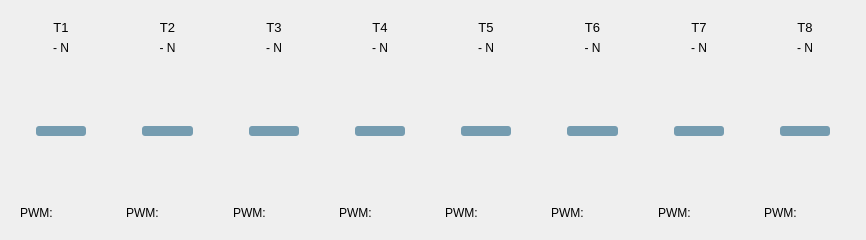
Qt form rqt_thruster_effort/resource/mainwidget.ui (sonia-auv/rqt_sonia_plugins) before a commit.
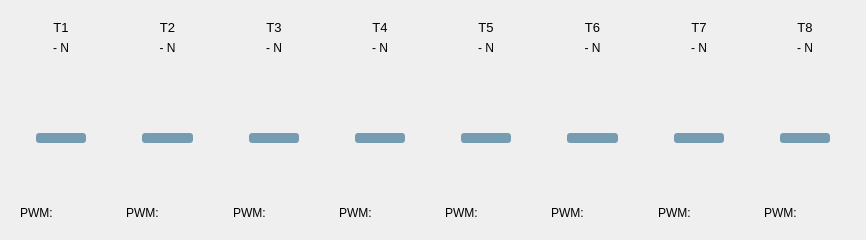
The same form after that commit.

Commit message: Update thruster control sliders thresholds

```diff
--- a/rqt_thruster_effort/resource/mainwidget.ui
+++ b/rqt_thruster_effort/resource/mainwidget.ui
@@ -165,10 +165,10 @@
 }</string>
         </property>
         <property name="minimum">
-         <number>-100</number>
+         <number>-40</number>
         </property>
         <property name="maximum">
-         <number>100</number>
+         <number>50</number>
         </property>
         <property name="value">
          <number>0</number>
@@ -254,10 +254,10 @@
 }</string>
         </property>
         <property name="minimum">
-         <number>-100</number>
+         <number>-40</number>
         </property>
         <property name="maximum">
-         <number>100</number>
+         <number>50</number>
         </property>
         <property name="value">
          <number>0</number>
@@ -343,10 +343,10 @@
 }</string>
         </property>
         <property name="minimum">
-         <number>-100</number>
+         <number>-40</number>
         </property>
         <property name="maximum">
-         <number>100</number>
+         <number>50</number>
         </property>
         <property name="value">
          <number>0</number>
@@ -432,10 +432,10 @@
 }</string>
         </property>
         <property name="minimum">
-         <number>-100</number>
+         <number>-40</number>
         </property>
         <property name="maximum">
-         <number>100</number>
+         <number>50</number>
         </property>
         <property name="value">
          <number>0</number>
@@ -521,10 +521,10 @@
 }</string>
         </property>
         <property name="minimum">
-         <number>-100</number>
+         <number>-40</number>
         </property>
         <property name="maximum">
-         <number>100</number>
+         <number>50</number>
         </property>
         <property name="value">
          <number>0</number>
@@ -610,10 +610,10 @@
 }</string>
         </property>
         <property name="minimum">
-         <number>-100</number>
+         <number>-40</number>
         </property>
         <property name="maximum">
-         <number>100</number>
+         <number>50</number>
         </property>
         <property name="value">
          <number>0</number>
@@ -699,10 +699,10 @@
 }</string>
         </property>
         <property name="minimum">
-         <number>-100</number>
+         <number>-40</number>
         </property>
         <property name="maximum">
-         <number>100</number>
+         <number>50</number>
         </property>
         <property name="value">
          <number>0</number>
@@ -788,10 +788,10 @@
 }</string>
         </property>
         <property name="minimum">
-         <number>-100</number>
+         <number>-40</number>
         </property>
         <property name="maximum">
-         <number>100</number>
+         <number>50</number>
         </property>
         <property name="value">
          <number>0</number>
```
